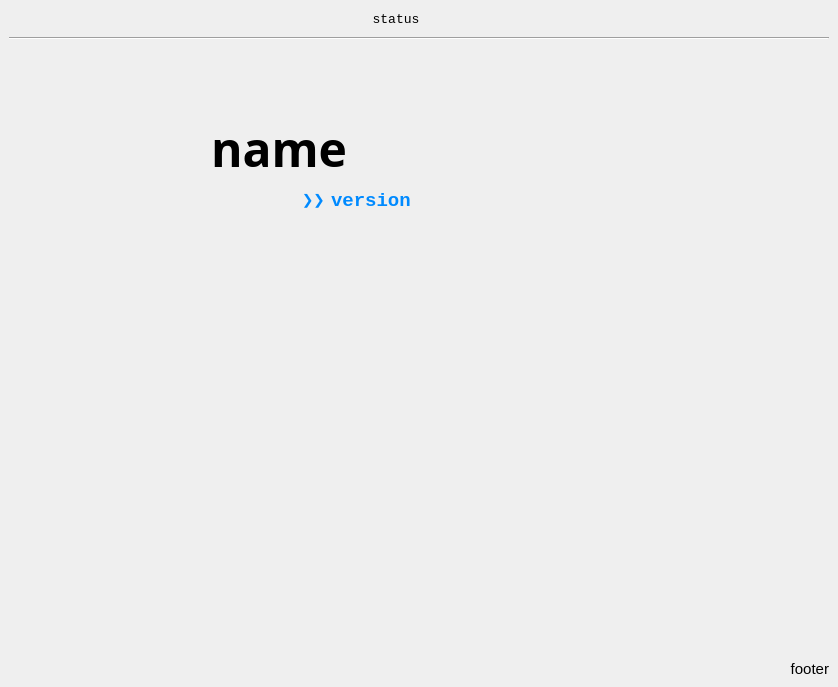
First picture: the form in OTModules/OTGeneric/wstartupscreen.ui, repository pietr26/OMSI-Tools, before the edit.
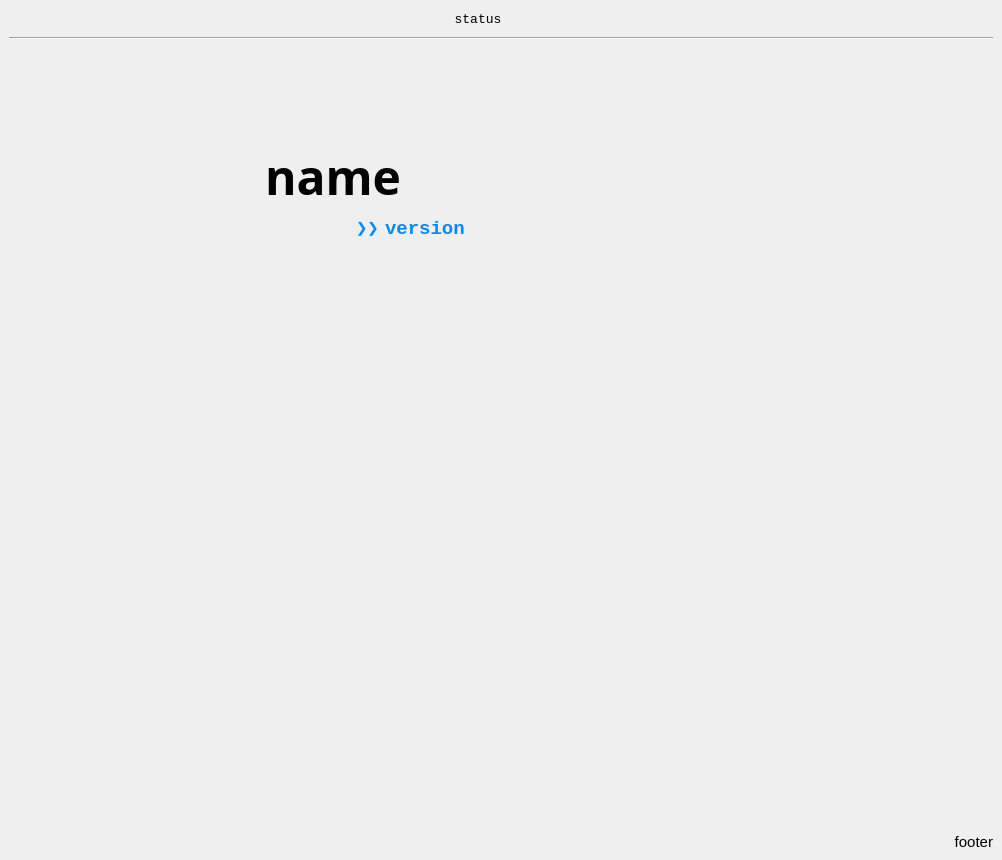
Second picture: the form after the edit. Icons and pictures are not drawn.

```diff
--- a/OTModules/OTGeneric/wstartupscreen.ui
+++ b/OTModules/OTGeneric/wstartupscreen.ui
@@ -6,8 +6,8 @@
    <rect>
     <x>0</x>
     <y>0</y>
-    <width>838</width>
-    <height>687</height>
+    <width>1002</width>
+    <height>860</height>
    </rect>
   </property>
   <property name="windowTitle">
@@ -24,7 +24,7 @@
    <bool>false</bool>
   </property>
   <widget class="QWidget" name="centralwidget">
-   <layout class="QVBoxLayout" name="verticalLayout">
+   <layout class="QVBoxLayout" name="verticalLayout_3">
     <item>
      <layout class="QHBoxLayout" name="horizontalLayout_3">
       <item>
@@ -314,7 +314,24 @@
      </layout>
     </item>
     <item>
-     <spacer name="verticalSpacer">
+     <layout class="QHBoxLayout" name="horizontalLayout_4">
+      <item>
+       <spacer name="horizontalSpacer_5">
+        <property name="orientation">
+         <enum>Qt::Horizontal</enum>
+        </property>
+        <property name="sizeHint" stdset="0">
+         <size>
+          <width>40</width>
+          <height>20</height>
+         </size>
+        </property>
+       </spacer>
+      </item>
+      <item>
+       <layout class="QVBoxLayout" name="verticalLayout">
+        <item>
+         <spacer name="verticalSpacer_5">
       <property name="orientation">
        <enum>Qt::Vertical</enum>
       </property>
@@ -325,6 +342,26 @@
        </size>
       </property>
      </spacer>
+        </item>
+        <item>
+         <widget class="QLabel" name="lblSeasonIcon">
+          <property name="maximumSize">
+           <size>
+            <width>150</width>
+            <height>150</height>
+           </size>
+          </property>
+          <property name="text">
+           <string/>
+          </property>
+          <property name="scaledContents">
+           <bool>true</bool>
+          </property>
+         </widget>
+        </item>
+       </layout>
+      </item>
+     </layout>
     </item>
     <item>
      <layout class="QVBoxLayout" name="vlaFirstSetup"/>
```
Lines whose indentation alone changed are shown as unchanged.
